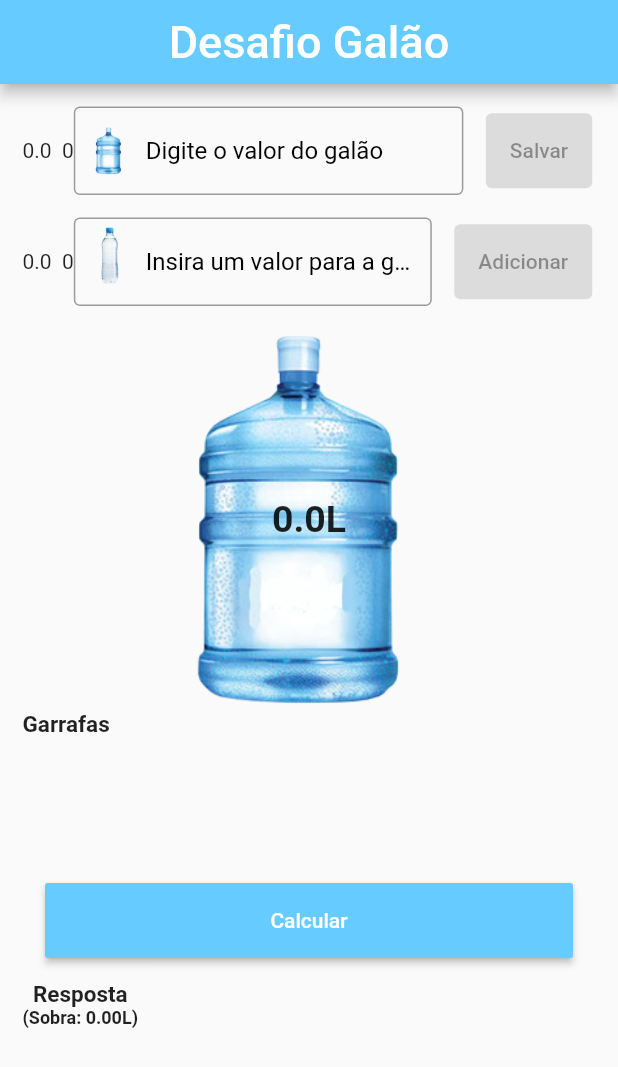
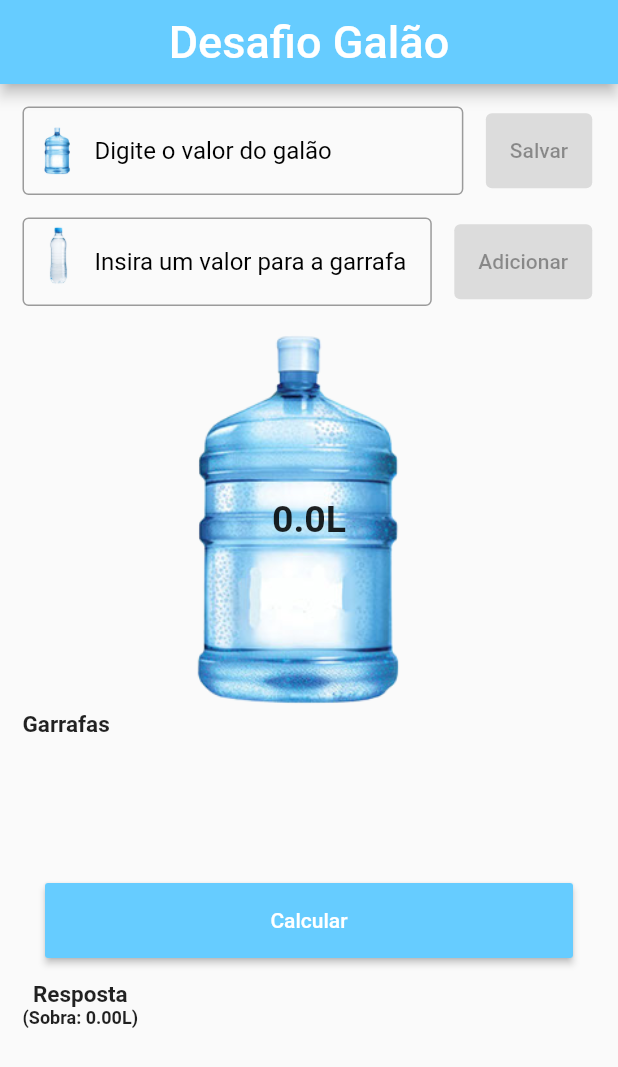
Before and after one commit to BrayanBertan/desafio_galao, a Flutter app: the screen it shows after launch, on a phone screen of 412 x 824 dp. Shown: the top 1067 px of the screen. Run offline on Flutter 3.47's test engine with Material 2 defaults, Android fonts, the phone set to English and light mode, and no system bars; our stand-ins replace flutter_mobx, mobx; generated files the repository leaves out were written again.

Commit message:
correção input

```diff
--- a/lib/widgets/inputRow.dart
+++ b/lib/widgets/inputRow.dart
@@ -46,7 +46,6 @@ class _InputRowWidgetState extends State<InputRowWidget> {
     return Observer(builder: (_) {
       return Row(
         children: [
-          Text('${controller.galao}  ${controller.listaTodos.length}'),
           Expanded(
               child: TextFormField(
             onChanged: (value) {
```
